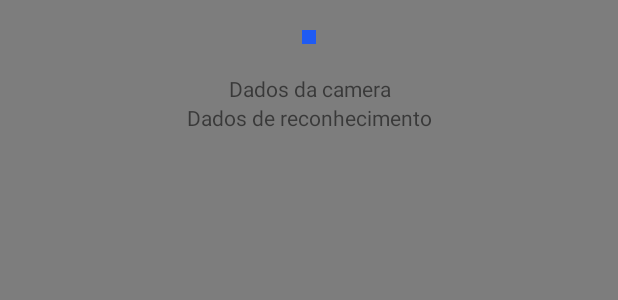
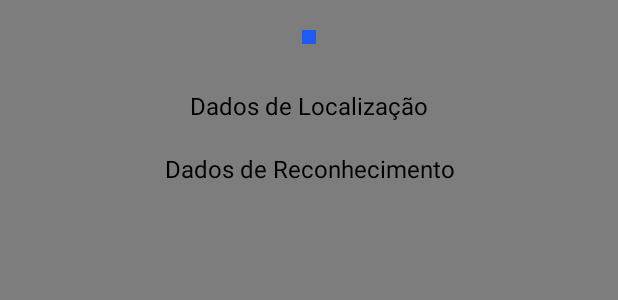
Before and after one commit to CaueSouza/WatchFlow, an Android app: the layout activity_camera_information.xml on its own in the app's theme, with its tools: preview values and no code run, on a phone screen of 412 x 824 dp. Shown: the top 300 px of the screen. Run offline under Robolectric (Android 15) with nearby library versions, the light colour scheme and no system bars; network calls fail.

Commit message:
Changes 08/07 App: Showing correctly all data in CameraInformationActivity and applied styles for the activity

```diff
--- a/WatchFlowApp/app/src/main/res/layout/activity_camera_information.xml
+++ b/WatchFlowApp/app/src/main/res/layout/activity_camera_information.xml
@@ -1,9 +1,10 @@
 <?xml version="1.0" encoding="utf-8"?>
 <layout xmlns:android="http://schemas.android.com/apk/res/android"
-    xmlns:app="http://schemas.android.com/apk/res-auto"
-    xmlns:tools="http://schemas.android.com/tools">
+    xmlns:app="http://schemas.android.com/apk/res-auto">
 
     <data>
+
+        <import type="android.view.View" />
 
         <variable
             name="viewModel"
@@ -36,41 +37,44 @@
         <androidx.core.widget.NestedScrollView
             android:layout_width="match_parent"
             android:layout_height="0dp"
+            android:paddingStart="20dp"
             android:paddingEnd="20dp"
-            android:paddingStart="20dp"
             app:layout_constraintBottom_toBottomOf="parent"
             app:layout_constraintEnd_toEndOf="parent"
             app:layout_constraintStart_toStartOf="parent"
             app:layout_constraintTop_toBottomOf="@id/cam_info_frame_layout">
 
             <LinearLayout
-                android:orientation="vertical"
                 android:layout_width="match_parent"
-                android:layout_height="match_parent">
+                android:layout_height="match_parent"
+                android:background="@color/colorSecondary"
+                android:orientation="vertical">
 
                 <TextView
                     android:id="@+id/cam_basic_info_title"
+                    style="@style/info_title"
                     android:layout_width="match_parent"
                     android:layout_height="wrap_content"
-                    android:textAlignment="center"
-                    android:text="Dados da camera"/>
+                    android:text="@string/camera_localization"
+                    android:visibility="@{viewModel.localizationData.size() > 0 ? View.VISIBLE : View.GONE, default=gone}" />
 
                 <androidx.recyclerview.widget.RecyclerView
-                    android:id="@+id/camera_data_recycler_view"
+                    android:id="@+id/localization_data_recycler_view"
                     android:layout_width="match_parent"
-                    android:layout_height="wrap_content"/>
+                    android:layout_height="wrap_content" />
 
                 <TextView
                     android:id="@+id/cam_advanced_info_title"
+                    style="@style/info_title"
                     android:layout_width="match_parent"
                     android:layout_height="wrap_content"
-                    android:textAlignment="center"
-                    android:text="Dados de reconhecimento"/>
+                    android:text="@string/camera_recognitions"
+                    android:visibility="@{viewModel.recognitionData.size() > 0 ? View.VISIBLE : View.GONE, default=gone}" />
 
                 <androidx.recyclerview.widget.RecyclerView
                     android:id="@+id/recognition_data_recycler_view"
                     android:layout_width="match_parent"
-                    android:layout_height="wrap_content"/>
+                    android:layout_height="wrap_content" />
             </LinearLayout>
         </androidx.core.widget.NestedScrollView>
     </androidx.constraintlayout.widget.ConstraintLayout>
--- a/WatchFlowApp/app/src/main/res/values/styles.xml
+++ b/WatchFlowApp/app/src/main/res/values/styles.xml
@@ -49,4 +49,12 @@
         <item name="android:textColor">@color/whiteTextColor</item>
         <item name="android:textStyle">bold</item>
     </style>
+
+    <style name="info_title">
+        <item name="android:textColor">@android:color/black</item>
+        <item name="android:layout_marginTop">10dp</item>
+        <item name="android:layout_marginBottom">10dp</item>
+        <item name="android:textAlignment">center</item>
+        <item name="android:textSize">16sp</item>
+    </style>
 </resources>
```
Also changed, not shown: WatchFlowApp/app/src/main/java/com/example/watchflow/Constants.java (+30 -0 lines), WatchFlowApp/app/src/main/java/com/example/watchflow/cameraInformation/CameraInformationActivity.java (+18 -16 lines), WatchFlowApp/app/src/main/java/com/example/watchflow/cameraInformation/CameraInformationViewModel.java (+83 -3 lines), WatchFlowApp/app/src/main/res/drawable/list_data_background.xml (added, +13 -0 lines), WatchFlowApp/app/src/main/res/layout/data_layout_item.xml (+21 -13 lines), WatchFlowApp/app/src/main/res/values/strings.xml (+19 -0 lines).
